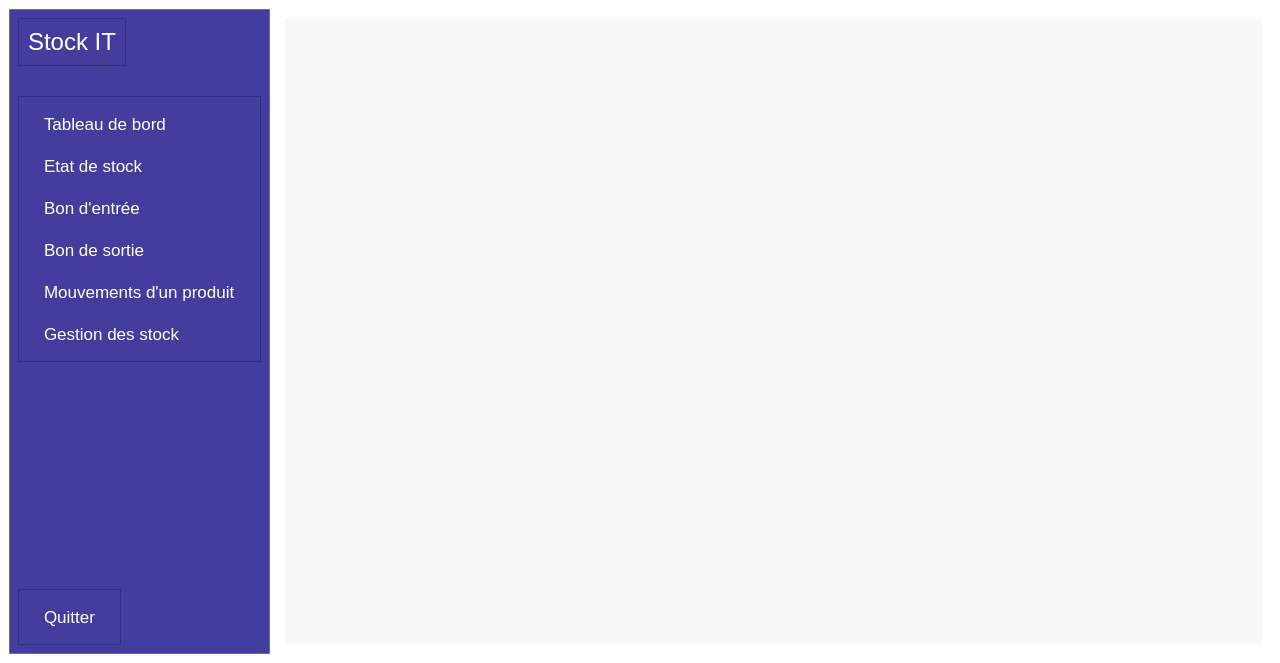
Above: interface/main_window.ui from miranto-andria/stock-it before the change. Below: the same form after it.
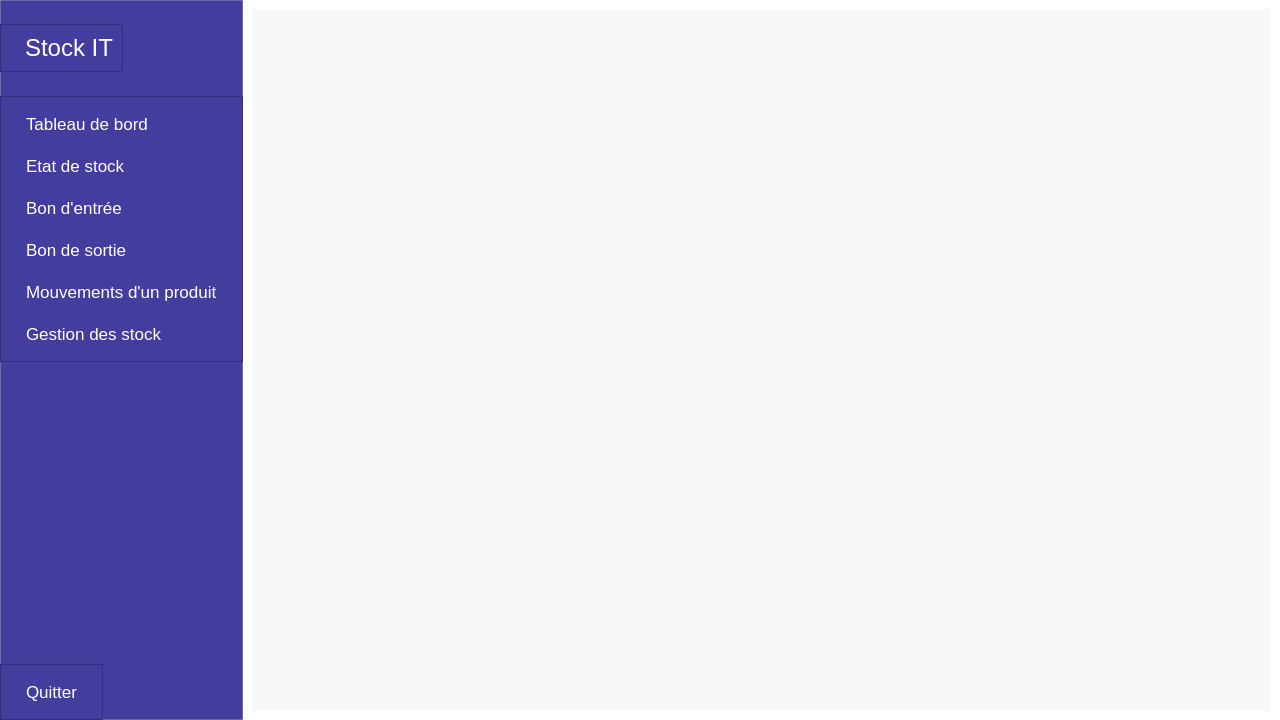
That is the form after the change.

```diff
--- a/interface/main_window.ui
+++ b/interface/main_window.ui
@@ -7,7 +7,7 @@
     <x>0</x>
     <y>0</y>
     <width>1280</width>
-    <height>663</height>
+    <height>720</height>
    </rect>
   </property>
   <property name="windowTitle">
@@ -20,11 +20,11 @@
 }
 
 *{
-background : #fff;
-padding : 0;
-margin : 0 ;
 text-transform : capitalize;
-color : #000;
+}
+
+#centralwidget{
+background : #fff;
 }
 
 #sideBar QPushButton{
@@ -34,10 +34,6 @@
 border-radius : 8px;
 font-size : 17px;
 }
-QPushButton:hover{
-background :#fff ;
-}
-
 #titleContainer{
 margin-bottom : 24px;
 }
@@ -47,16 +43,46 @@
 }
 #mainSection #stackedWidget{
 background-color : #f8f8f8
-}</string>
+} </string>
   </property>
   <widget class="QWidget" name="centralwidget">
    <layout class="QHBoxLayout" name="horizontalLayout">
+    <property name="spacing">
+     <number>0</number>
+    </property>
+    <property name="leftMargin">
+     <number>0</number>
+    </property>
+    <property name="topMargin">
+     <number>0</number>
+    </property>
+    <property name="rightMargin">
+     <number>0</number>
+    </property>
+    <property name="bottomMargin">
+     <number>0</number>
+    </property>
     <item>
      <widget class="QWidget" name="sideBar" native="true">
       <property name="styleSheet">
        <string notr="true"/>
       </property>
       <layout class="QVBoxLayout" name="verticalLayout_3">
+       <property name="spacing">
+        <number>0</number>
+       </property>
+       <property name="leftMargin">
+        <number>0</number>
+       </property>
+       <property name="topMargin">
+        <number>24</number>
+       </property>
+       <property name="rightMargin">
+        <number>0</number>
+       </property>
+       <property name="bottomMargin">
+        <number>0</number>
+       </property>
        <item alignment="Qt::AlignmentFlag::AlignLeft|Qt::AlignmentFlag::AlignTop">
         <widget class="QFrame" name="titleContainer">
          <property name="autoFillBackground">
@@ -72,6 +98,9 @@
           <enum>QFrame::Shadow::Raised</enum>
          </property>
          <layout class="QVBoxLayout" name="verticalLayout_2">
+          <property name="leftMargin">
+           <number>24</number>
+          </property>
           <item alignment="Qt::AlignmentFlag::AlignTop">
            <widget class="QLabel" name="title">
             <property name="text">
```
